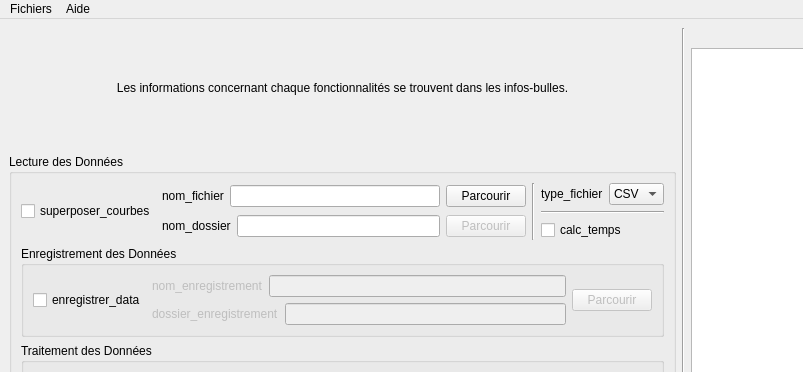
Above: Post_Process_DATA_Python_GIT/UI/MainWindow.ui from AdrienHerman/Lattybrides-dev before the change; both pictures show x 0 to 803 and y 0 to 372 of the 1187 by 671 pixel window. Below: the same form after it.
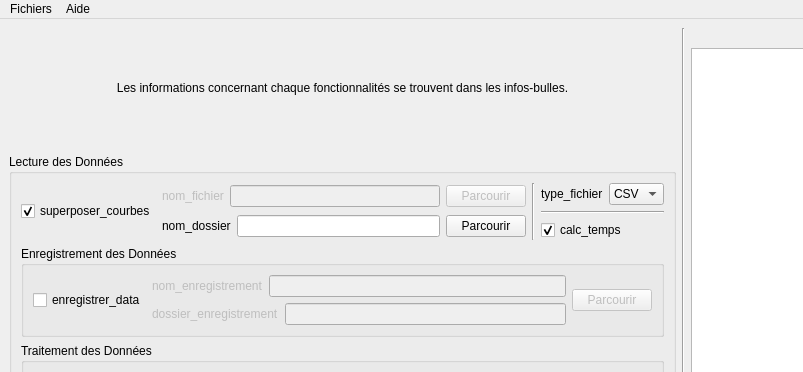
That is the form after the change. Icons and pictures are not drawn.

```diff
--- a/Post_Process_DATA_Python_GIT/UI/MainWindow.ui
+++ b/Post_Process_DATA_Python_GIT/UI/MainWindow.ui
@@ -11,7 +11,11 @@
    </rect>
   </property>
   <property name="windowTitle">
-   <string>Analyse des Données Expérimentales</string>
+   <string>TDC</string>
+  </property>
+  <property name="windowIcon">
+   <iconset>
+    <normaloff>../505c2615/icon.png</normaloff>../505c2615/icon.png</iconset>
   </property>
   <widget class="QWidget" name="centralwidget">
    <layout class="QHBoxLayout" name="horizontalLayout_19">
@@ -40,6 +44,9 @@
              <property name="text">
               <string>superposer_courbes</string>
              </property>
+             <property name="checked">
+              <bool>true</bool>
+             </property>
             </widget>
            </item>
            <item>
@@ -49,7 +56,7 @@
                <item>
                 <widget class="QLabel" name="label_nom_fichier">
                  <property name="enabled">
-                  <bool>true</bool>
+                  <bool>false</bool>
                  </property>
                  <property name="text">
                   <string>nom_fichier</string>
@@ -59,14 +66,14 @@
                <item>
                 <widget class="QLineEdit" name="lineEdit_nom_fichier">
                  <property name="enabled">
-                  <bool>true</bool>
+                  <bool>false</bool>
                  </property>
                 </widget>
                </item>
                <item>
                 <widget class="QPushButton" name="pushButton_nom_fichier">
                  <property name="enabled">
-                  <bool>true</bool>
+                  <bool>false</bool>
                  </property>
                  <property name="text">
                   <string>Parcourir</string>
@@ -97,7 +104,7 @@
                <item>
                 <widget class="QPushButton" name="pushButton_nom_dossier">
                  <property name="enabled">
-                  <bool>false</bool>
+                  <bool>true</bool>
                  </property>
                  <property name="text">
                   <string>Parcourir</string>
@@ -154,6 +161,9 @@
                <property name="text">
                 <string>calc_temps</string>
                </property>
+               <property name="checked">
+                <bool>true</bool>
+               </property>
               </widget>
              </item>
             </layout>
```
